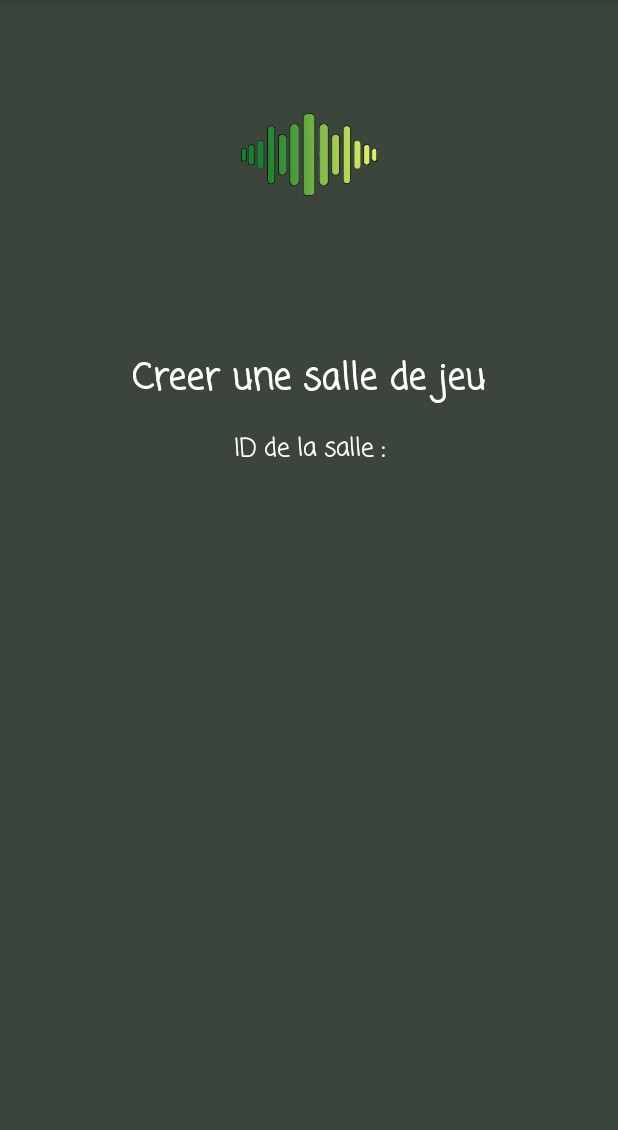
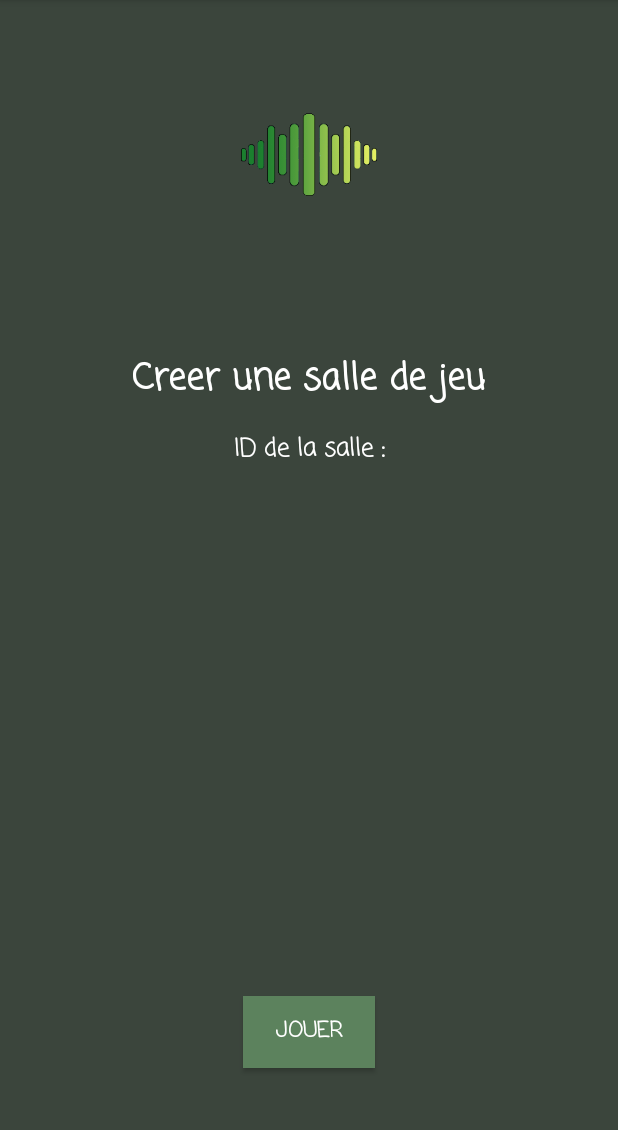
Before and after one commit to AntoineSini/GuessMyVibe, an Android app: the NewRoomActivity screen opened directly, with no data from a screen before it, on a phone screen of 412 x 824 dp, the part 84-1214 px from its top. Run offline under Robolectric (Android 15) with nearby library versions, the light colour scheme and no system bars; Roboto replaces fonts that are not available here.

Commit message:
End of the listeners for buttons

```diff
--- a/app/src/main/AndroidManifest.xml
+++ b/app/src/main/AndroidManifest.xml
@@ -4,7 +4,7 @@
 
     <application
         android:allowBackup="true"
-        android:icon="@mipmap/ic_launcher"
+        android:icon="@drawable/guessmyvibe"
         android:label="@string/app_name"
         android:roundIcon="@mipmap/ic_launcher_round"
         android:supportsRtl="true"
--- a/app/src/main/java/fr/isen/guessmyvibe/NewRoomActivity.kt
+++ b/app/src/main/java/fr/isen/guessmyvibe/NewRoomActivity.kt
@@ -1,5 +1,6 @@
 package fr.isen.guessmyvibe
 
+import android.content.Intent
 import androidx.appcompat.app.AppCompatActivity
 import android.os.Bundle
 
@@ -11,5 +12,10 @@ class NewRoomActivity : AppCompatActivity() {
     override fun onCreate(savedInstanceState: Bundle?) {
         super.onCreate(savedInstanceState)
         setContentView(R.layout.activity_new_room)
+
+        playButton.setOnClickListener{
+            intent= Intent(this, MultiplayersGameActivity::class.java)
+            startActivity(intent)
+        }
     }
 }
--- a/app/src/main/res/layout/activity_new_room.xml
+++ b/app/src/main/res/layout/activity_new_room.xml
@@ -49,11 +49,25 @@
     <androidx.recyclerview.widget.RecyclerView
         android:id="@+id/playersRecyclerView"
         android:layout_width="409dp"
-        android:layout_height="410dp"
+        android:layout_height="280dp"
         android:layout_marginTop="64dp"
         android:layout_marginEnd="2dp"
         app:layout_constraintEnd_toEndOf="parent"
         app:layout_constraintStart_toStartOf="parent"
         app:layout_constraintTop_toBottomOf="@+id/idRoomTextView" />
 
+    <Button
+        android:id="@+id/playButton"
+        android:layout_width="wrap_content"
+        android:layout_height="wrap_content"
+        android:layout_marginTop="8dp"
+        android:text="@string/playButton"
+        app:layout_constraintEnd_toEndOf="parent"
+        android:background="@color/greenButton"
+        android:textColor="@color/white"
+        android:fontFamily="casual"
+        android:textStyle="bold"
+        app:layout_constraintStart_toStartOf="parent"
+        app:layout_constraintTop_toBottomOf="@+id/playersRecyclerView" />
+
 </androidx.constraintlayout.widget.ConstraintLayout>
--- a/app/src/main/res/values/strings.xml
+++ b/app/src/main/res/values/strings.xml
@@ -22,6 +22,7 @@
     <string name="signup">Inscription</string>
     <string name="email">Adresse mail</string>
     <string name="password">Mot de passe</string>
+    <string name="playButton">Jouer</string>
     <string name="confirm">Confirmez le mot de passe</string>
     <string name="informations">Remplissez le formulaire, c\'est rapide !</string>
 </resources>
```
Also changed, not shown: app/src/main/res/drawable/guessmyvibe.png (added).
